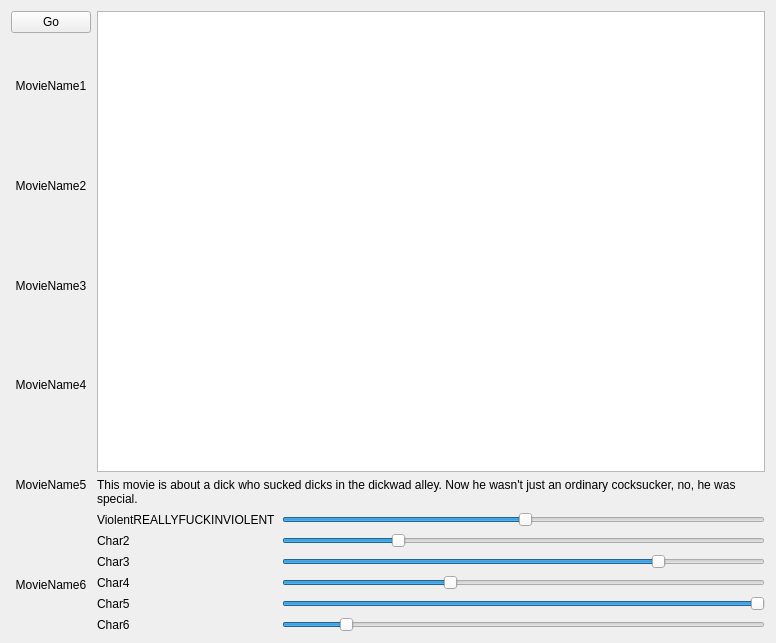
This is layoutGUI.ui in Rauf-Kurbanov/movie_searcher as Qt 5 draws it before an edit. The edited form follows.
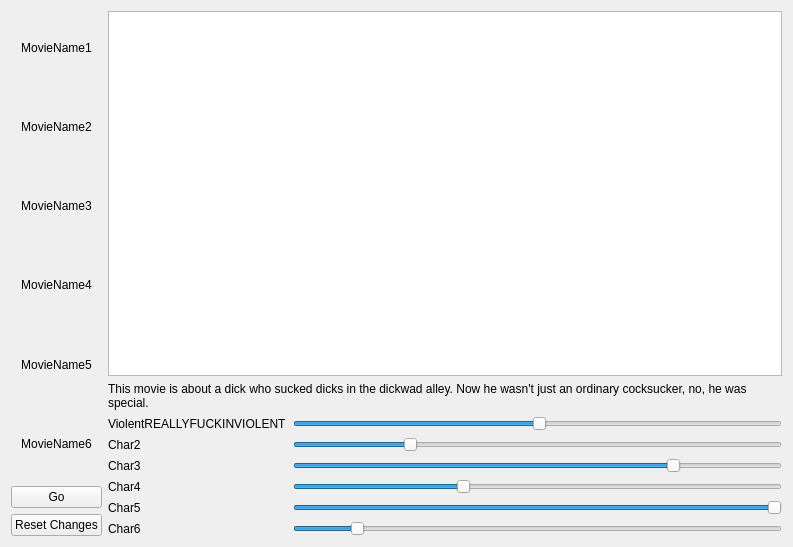
This is the edited form.

Commit message: Initial UI, satisfied with it

The edit to the form file:
```diff
--- a/layoutGUI.ui
+++ b/layoutGUI.ui
@@ -6,8 +6,8 @@
    <rect>
     <x>0</x>
     <y>0</y>
-    <width>776</width>
-    <height>643</height>
+    <width>793</width>
+    <height>547</height>
    </rect>
   </property>
   <property name="windowTitle">
@@ -208,13 +208,6 @@
    </item>
    <item row="0" column="0">
     <layout class="QVBoxLayout" name="goLayout">
-     <item>
-      <widget class="QPushButton" name="goButton">
-       <property name="text">
-        <string>Go</string>
-       </property>
-      </widget>
-     </item>
      <item>
       <widget class="QPushButton" name="nameButton1">
        <property name="sizePolicy">
@@ -311,6 +304,20 @@
        </property>
       </widget>
      </item>
+     <item>
+      <widget class="QPushButton" name="goButton">
+       <property name="text">
+        <string>Go</string>
+       </property>
+      </widget>
+     </item>
+     <item>
+      <widget class="QPushButton" name="resetButton">
+       <property name="text">
+        <string>Reset Changes</string>
+       </property>
+      </widget>
+     </item>
     </layout>
    </item>
   </layout>
```
The commit also changes 2 other files.
